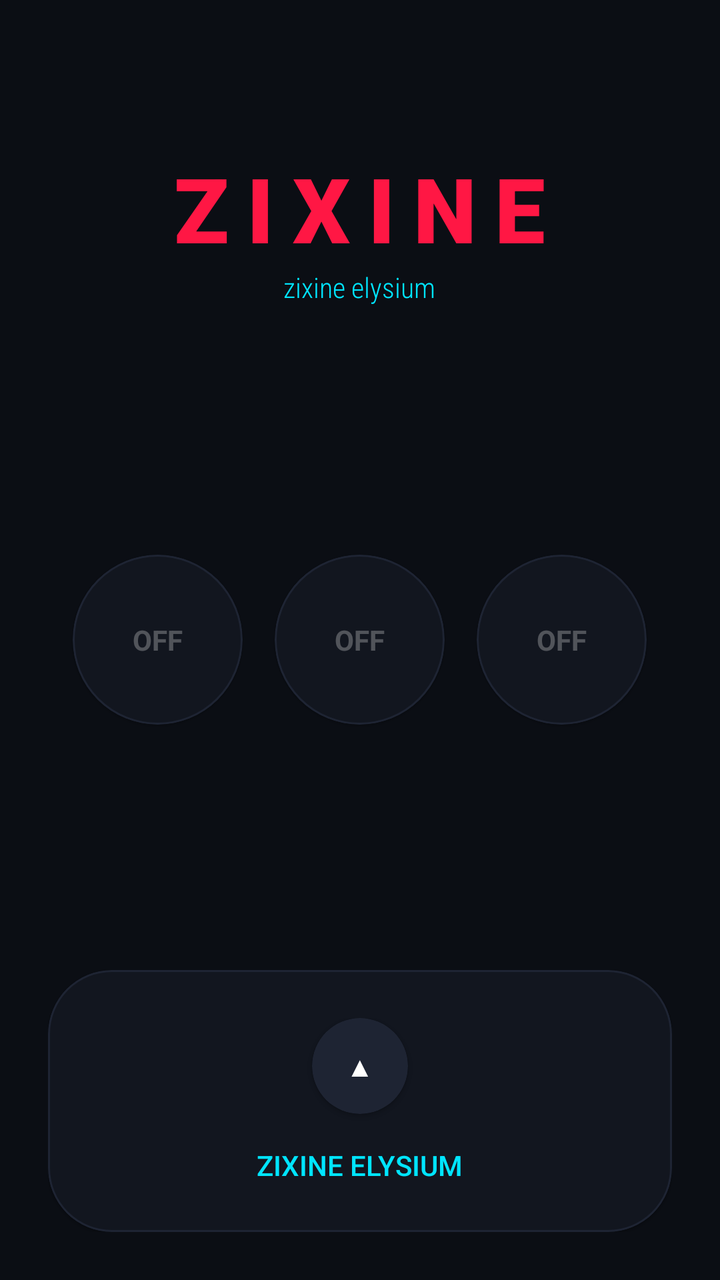
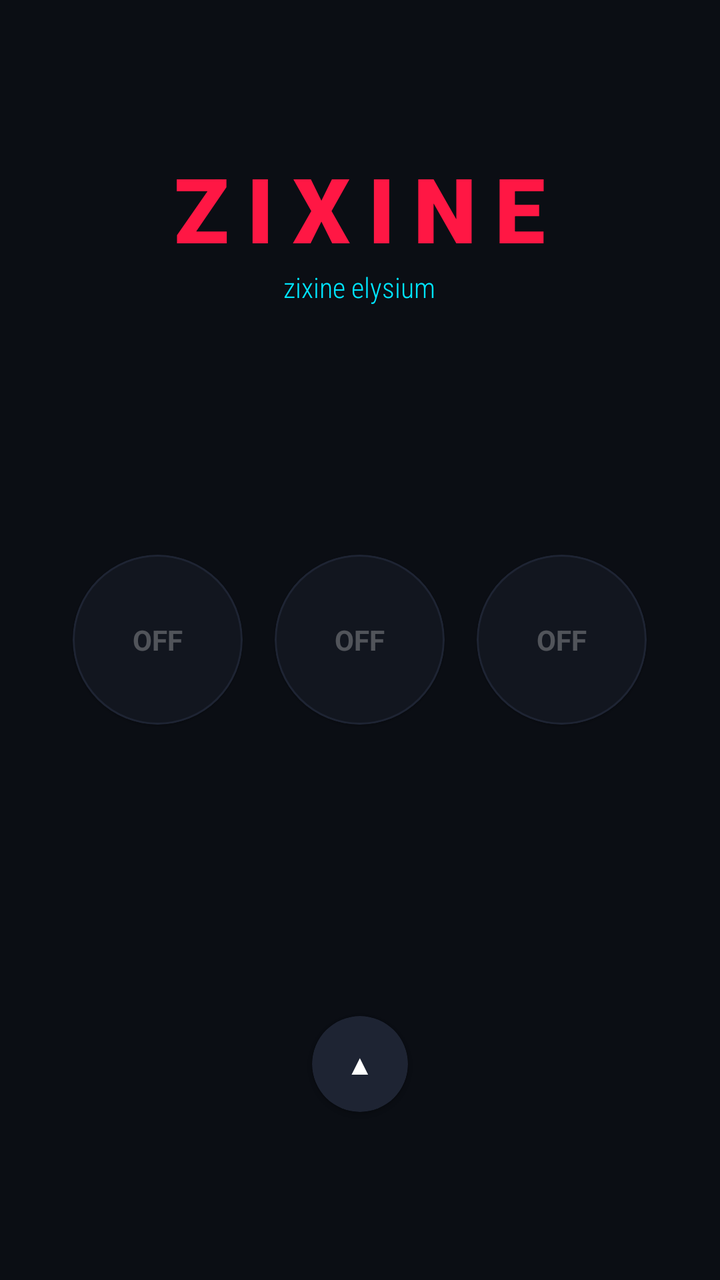

Before-and-after screenshots of an Android layout around one commit, followed by the original layout XML and the change that was made.
<!-- AndroidManifest.xml: application theme Theme.MaterialComponents.DayNight.NoActionBar -->
<!-- res/layout/activity_main.xml -->
<?xml version="1.0" encoding="utf-8"?>
<RelativeLayout xmlns:android="http://schemas.android.com/apk/res/android"
    xmlns:app="http://schemas.android.com/apk/res-auto"
    android:layout_width="match_parent"
    android:layout_height="match_parent"
    android:background="#0B0E14"
    android:padding="24dp">

    <LinearLayout
        android:id="@+id/header_layout"
        android:layout_width="wrap_content"
        android:layout_height="wrap_content"
        android:layout_centerHorizontal="true"
        android:layout_marginTop="50dp"
        android:gravity="center"
        android:orientation="vertical">
        <TextView
            android:layout_width="wrap_content"
            android:layout_height="wrap_content"
            android:text="ZIXINE"
            android:textColor="#FF1744"
            android:textSize="45sp"
            android:fontFamily="sans-serif-black"
            android:letterSpacing="0.2"
            android:textStyle="bold" />
        <TextView
            android:layout_width="wrap_content"
            android:layout_height="wrap_content"
            android:text="zixine elysium"
            android:textColor="#00E5FF"
            android:textSize="14sp"
            android:fontFamily="sans-serif-condensed-light" />
    </LinearLayout>

    <com.google.android.material.card.MaterialCardView
        android:id="@+id/lock_overlay"
        android:layout_width="match_parent"
        android:layout_height="wrap_content"
        android:layout_centerInParent="true"
        app:cardBackgroundColor="#12161F"
        app:cardCornerRadius="20dp"
        app:strokeColor="#FF1744"
        app:strokeWidth="1dp"
        android:visibility="gone"
        android:elevation="10dp">
        <LinearLayout
            android:layout_width="match_parent"
            android:layout_height="wrap_content"
            android:orientation="vertical"
            android:padding="20dp"
            android:gravity="center">
            <TextView
                android:layout_width="wrap_content"
                android:layout_height="wrap_content"
                android:text="DEVICE NOT SUPPORTED"
                android:textColor="#FF1744"
                android:textStyle="bold" />
            <EditText
                android:id="@+id/input_code"
                android:layout_width="180dp"
                android:layout_height="wrap_content"
                android:layout_marginTop="10dp"
                android:hint="Input: 445456"
                android:textColor="#FFFFFF"
                android:textColorHint="#44FFFFFF"
                android:inputType="number"
                android:gravity="center"
                android:backgroundTint="#FF1744" />
            <Button
                android:id="@+id/btn_unlock"
                android:layout_width="match_parent"
                android:layout_height="wrap_content"
                android:layout_marginTop="15dp"
                android:text="UNLOCK ZIXINE"
                android:backgroundTint="#FF1744" />
        </LinearLayout>
    </com.google.android.material.card.MaterialCardView>

    <LinearLayout
        android:id="@+id/main_ui"
        android:layout_width="match_parent"
        android:layout_height="wrap_content"
        android:layout_centerInParent="true"
        android:gravity="center"
        android:orientation="horizontal">
        
        <com.google.android.material.card.MaterialCardView
            android:id="@+id/btn_perf"
            android:layout_width="85dp"
            android:layout_height="85dp"
            android:layout_margin="8dp"
            app:cardCornerRadius="43dp"
            app:cardBackgroundColor="#12161F"
            app:strokeColor="#1E2433"
            app:strokeWidth="1dp">
            <TextView android:id="@+id/status_perf" android:layout_width="match_parent" android:layout_height="match_parent" android:text="OFF" android:textColor="#44FFFFFF" android:gravity="center" android:textStyle="bold" />
        </com.google.android.material.card.MaterialCardView>

        <com.google.android.material.card.MaterialCardView
            android:id="@+id/btn_gms"
            android:layout_width="85dp"
            android:layout_height="85dp"
            android:layout_margin="8dp"
            app:cardCornerRadius="43dp"
            app:cardBackgroundColor="#12161F"
            app:strokeColor="#1E2433"
            app:strokeWidth="1dp">
            <TextView android:id="@+id/status_gms" android:layout_width="match_parent" android:layout_height="match_parent" android:text="OFF" android:textColor="#44FFFFFF" android:gravity="center" android:textStyle="bold" />
        </com.google.android.material.card.MaterialCardView>

        <com.google.android.material.card.MaterialCardView
            android:id="@+id/btn_extreme"
            android:layout_width="85dp"
            android:layout_height="85dp"
            android:layout_margin="8dp"
            app:cardCornerRadius="43dp"
            app:cardBackgroundColor="#12161F"
            app:strokeColor="#1E2433"
            app:strokeWidth="1dp">
            <TextView android:id="@+id/status_extreme" android:layout_width="match_parent" android:layout_height="match_parent" android:text="OFF" android:textColor="#44FFFFFF" android:gravity="center" android:textStyle="bold" />
        </com.google.android.material.card.MaterialCardView>
    </LinearLayout>

    <com.google.android.material.card.MaterialCardView
        android:layout_width="match_parent"
        android:layout_height="wrap_content"
        android:layout_alignParentBottom="true"
        app:cardBackgroundColor="#12161F"
        app:cardCornerRadius="32dp"
        app:strokeColor="#1E2433"
        app:strokeWidth="1dp">
        <LinearLayout
            android:layout_width="match_parent"
            android:layout_height="wrap_content"
            android:orientation="vertical"
            android:padding="24dp">
            <com.google.android.material.card.MaterialCardView
                android:id="@+id/btn_trigger"
                android:layout_width="48dp"
                android:layout_height="48dp"
                android:layout_gravity="center"
                app:cardBackgroundColor="#1E2433"
                app:cardCornerRadius="24dp">
                <TextView android:id="@+id/arrow_text" android:layout_width="match_parent" android:layout_height="match_parent" android:text="▲" android:textColor="#FFFFFF" android:gravity="center" />
            </com.google.android.material.card.MaterialCardView>
            <TextView
                android:layout_width="wrap_content"
                android:layout_height="wrap_content"
                android:text="ZIXINE ELYSIUM"
                android:textColor="#00E5FF"
                android:layout_gravity="center"
                android:layout_marginTop="16dp"
                android:fontFamily="sans-serif-medium" />
            <TextView
                android:id="@+id/tutorial_view"
                android:layout_width="match_parent"
                android:layout_height="wrap_content"
                android:layout_marginTop="15dp"
                android:text="TUTORIAL:\n1. Gunakan QS Tiles untuk aktivasi cepat.\n2. PERF: Optimize Hz/Touch.\n3. GMS KILL: Bekukan Google Services (pm disable).\n4. EXTREME: PERF+Suspend GMS+ZRAM OFF."
                android:textColor="#66FFFFFF"
                android:textSize="12sp"
                android:visibility="gone" />
        </LinearLayout>
    </com.google.android.material.card.MaterialCardView>
</RelativeLayout>
<!-- resources referenced by this layout -->
<resources>

</resources>

<!-- the commit's change to res/layout/activity_main.xml (unified diff, before → after) -->
@@ -41,8 +41,7 @@
         app:cardCornerRadius="20dp"
         app:strokeColor="#FF1744"
         app:strokeWidth="1dp"
-        android:visibility="gone"
-        android:elevation="10dp">
+        android:visibility="gone">
         <LinearLayout
             android:layout_width="match_parent"
             android:layout_height="wrap_content"
@@ -52,7 +51,7 @@
             <TextView
                 android:layout_width="wrap_content"
                 android:layout_height="wrap_content"
-                android:text="DEVICE NOT SUPPORTED"
+                android:text="SECURITY CHECK"
                 android:textColor="#FF1744"
                 android:textStyle="bold" />
             <EditText
@@ -60,9 +59,8 @@
                 android:layout_width="180dp"
                 android:layout_height="wrap_content"
                 android:layout_marginTop="10dp"
-                android:hint="Input: 445456"
+                android:hint="Pass: 445456"
                 android:textColor="#FFFFFF"
-                android:textColorHint="#44FFFFFF"
                 android:inputType="number"
                 android:gravity="center"
                 android:backgroundTint="#FF1744" />
@@ -71,7 +69,7 @@
                 android:layout_width="match_parent"
                 android:layout_height="wrap_content"
                 android:layout_marginTop="15dp"
-                android:text="UNLOCK ZIXINE"
+                android:text="UNLOCK"
                 android:backgroundTint="#FF1744" />
         </LinearLayout>
     </com.google.android.material.card.MaterialCardView>
@@ -81,8 +79,7 @@
         android:layout_width="match_parent"
         android:layout_height="wrap_content"
         android:layout_centerInParent="true"
-        android:gravity="center"
-        android:orientation="horizontal">
+        android:gravity="center">
         
         <com.google.android.material.card.MaterialCardView
             android:id="@+id/btn_perf"
@@ -122,44 +119,26 @@
     </LinearLayout>
 
     <com.google.android.material.card.MaterialCardView
+        android:id="@+id/btn_trigger"
+        android:layout_width="48dp"
+        android:layout_height="48dp"
+        android:layout_alignParentBottom="true"
+        android:layout_centerHorizontal="true"
+        android:layout_marginBottom="60dp"
+        app:cardCornerRadius="24dp"
+        app:cardBackgroundColor="#1E2433">
+        <TextView android:id="@+id/arrow_text" android:layout_width="match_parent" android:layout_height="match_parent" android:text="▲" android:textColor="#FFFFFF" android:gravity="center" />
+    </com.google.android.material.card.MaterialCardView>
+
+    <TextView
+        android:id="@+id/tutorial_view"
         android:layout_width="match_parent"
         android:layout_height="wrap_content"
         android:layout_alignParentBottom="true"
-        app:cardBackgroundColor="#12161F"
-        app:cardCornerRadius="32dp"
-        app:strokeColor="#1E2433"
-        app:strokeWidth="1dp">
-        <LinearLayout
-            android:layout_width="match_parent"
-            android:layout_height="wrap_content"
-            android:orientation="vertical"
-            android:padding="24dp">
-            <com.google.android.material.card.MaterialCardView
-                android:id="@+id/btn_trigger"
-                android:layout_width="48dp"
-                android:layout_height="48dp"
-                android:layout_gravity="center"
-                app:cardBackgroundColor="#1E2433"
-                app:cardCornerRadius="24dp">
-                <TextView android:id="@+id/arrow_text" android:layout_width="match_parent" android:layout_height="match_parent" android:text="▲" android:textColor="#FFFFFF" android:gravity="center" />
-            </com.google.android.material.card.MaterialCardView>
-            <TextView
-                android:layout_width="wrap_content"
-                android:layout_height="wrap_content"
-                android:text="ZIXINE ELYSIUM"
-                android:textColor="#00E5FF"
-                android:layout_gravity="center"
-                android:layout_marginTop="16dp"
-                android:fontFamily="sans-serif-medium" />
-            <TextView
-                android:id="@+id/tutorial_view"
-                android:layout_width="match_parent"
-                android:layout_height="wrap_content"
-                android:layout_marginTop="15dp"
-                android:text="TUTORIAL:\n1. Gunakan QS Tiles untuk aktivasi cepat.\n2. PERF: Optimize Hz/Touch.\n3. GMS KILL: Bekukan Google Services (pm disable).\n4. EXTREME: PERF+Suspend GMS+ZRAM OFF."
-                android:textColor="#66FFFFFF"
-                android:textSize="12sp"
-                android:visibility="gone" />
-        </LinearLayout>
-    </com.google.android.material.card.MaterialCardView>
+        android:layout_marginBottom="20dp"
+        android:text="INFO: PERF (Hz/Touch), GMS (Disable), EXTREME (Suspend Apps)"
+        android:textColor="#66FFFFFF"
+        android:textSize="10sp"
+        android:gravity="center"
+        android:visibility="gone" />
 </RelativeLayout>
